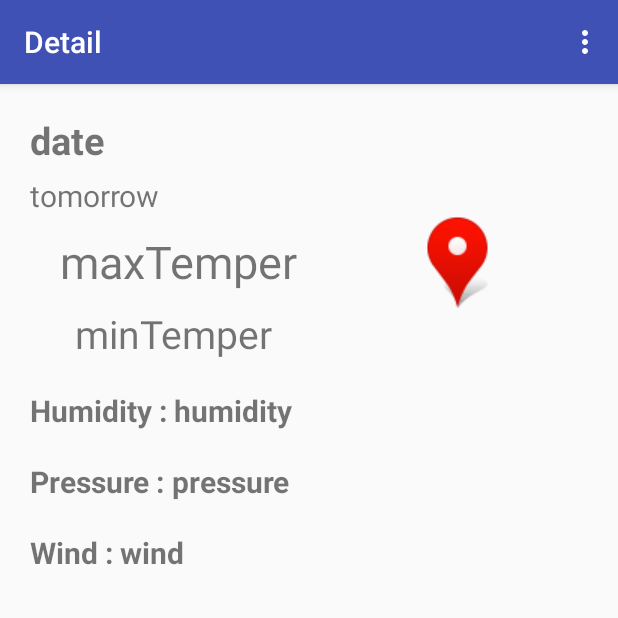
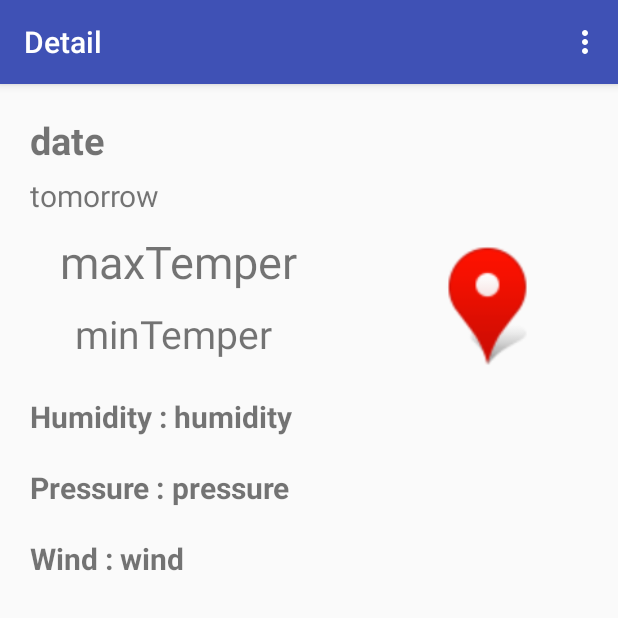
Before and after one commit to HuangDanGeeker/WeatherForecast, an Android app: the DetailActivity screen opened directly, with no data from a screen before it, on a phone screen of 412 x 824 dp, the top half of it. Run offline under Robolectric (Android 15) with nearby library versions, the phone set to English and light mode, and no system bars; 8 statements that could not run were skipped.

Commit message:
debug:DetailActivity界面未能显示天气图片;修改DetailActivity的布局

```diff
--- a/app/src/main/java/wang/com/weatherforecast/DetailActivity.java
+++ b/app/src/main/java/wang/com/weatherforecast/DetailActivity.java
@@ -6,6 +6,7 @@ import android.os.Bundle;
 import android.support.v7.app.AppCompatActivity;
 import android.view.Menu;
 import android.view.MenuItem;
+import android.widget.ImageView;
 import android.widget.TextView;
 
 public class DetailActivity extends AppCompatActivity {
@@ -18,6 +19,7 @@ public class DetailActivity extends AppCompatActivity {
     private TextView humidityTextView ;
     private TextView pressureTextView ;
     private TextView windTextView ;
+    private ImageView imgSymbolImgView;
 
     private Intent intent;
     private WeatherItem weatherItem;
@@ -38,6 +40,7 @@ public class DetailActivity extends AppCompatActivity {
         humidityTextView = (TextView) findViewById(R.id.humidityTextView);
         pressureTextView = (TextView) findViewById(R.id.pressureTextView);
         windTextView = (TextView) findViewById(R.id.windTextView);
+        imgSymbolImgView = (ImageView) findViewById(R.id.imgSymbol);
 
         weekTextView.setText(weatherItem.getDate());
         weatherTypeTextView.setText(weatherItem.getWeatherType());
@@ -46,6 +49,7 @@ public class DetailActivity extends AppCompatActivity {
         humidityTextView.setText(weatherItem.getHumidity());
         pressureTextView.setText(weatherItem.getPressure());
         windTextView.setText(weatherItem.getWind());
+        imgSymbolImgView.setImageResource(weatherItem.getImgSymbol());
     }
 
 
--- a/app/src/main/res/layout/activity_detail.xml
+++ b/app/src/main/res/layout/activity_detail.xml
@@ -44,8 +44,10 @@
         android:id="@+id/imgSymbol"
         android:layout_rowSpan="2"
         android:layout_gravity="fill_horizontal"
-        android:layout_width="wrap_content"
-        android:layout_height="wrap_content"
+        android:layout_width="80dp"
+        android:layout_height="80dp"
+        android:layout_marginLeft="40dp"
+        android:layout_marginTop="20dp"
         android:src="@drawable/icon_geo"
         />
     <TextView
```
